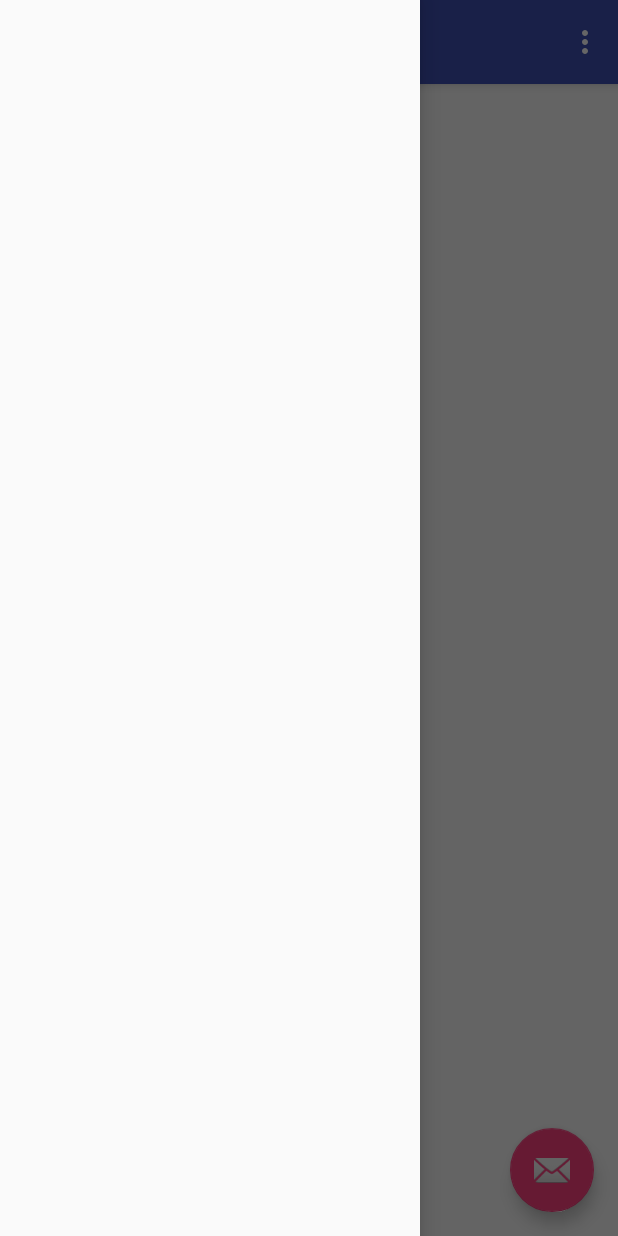
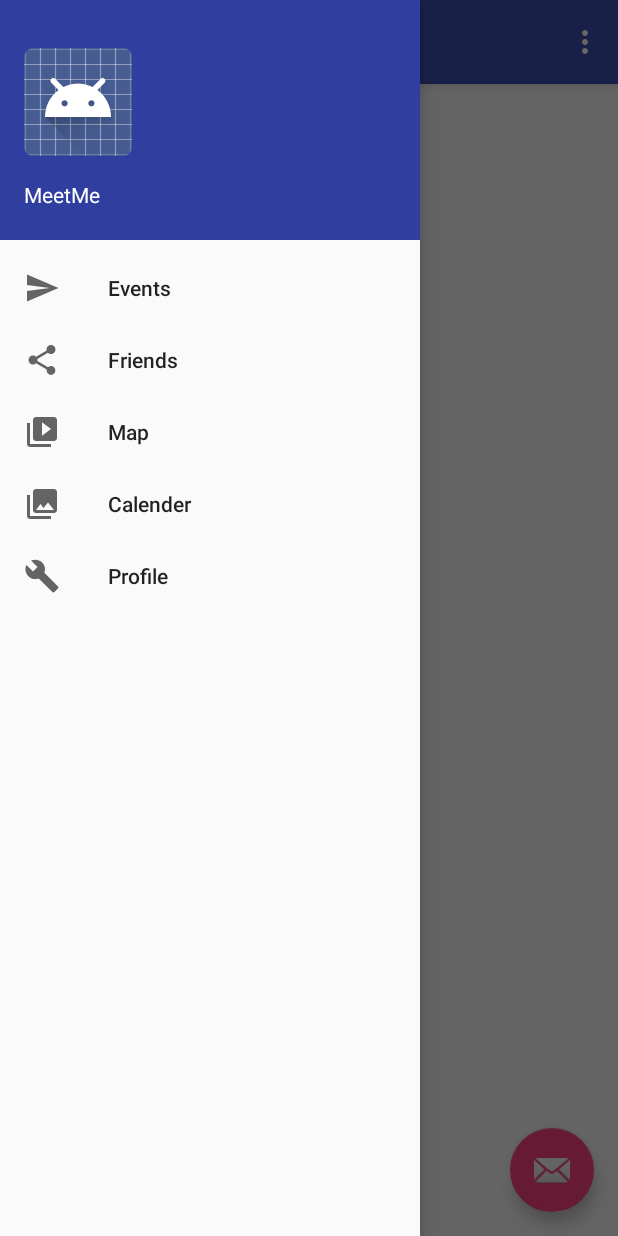
Before and after one commit to vperiyasamy/meetme, an Android app: the MainActivity screen opened directly, with no data from a screen before it, with the side drawer open, on a phone screen of 412 x 824 dp. Run offline under Robolectric (Android 15) with nearby library versions, the phone set to English and light mode, and no system bars.

Commit message:
updated xml

```diff
--- a/app/src/main/AndroidManifest.xml
+++ b/app/src/main/AndroidManifest.xml
@@ -51,7 +51,7 @@
         <activity
             android:name=".MainActivity"
             android:label=""
-            android:theme="@style/AppTheme.NoActionBar"></activity>
+            android:theme="@style/AppTheme.NoActionBar" />
     </application>
 
 </manifest>
--- a/app/src/main/res/layout/activity_home.xml
+++ b/app/src/main/res/layout/activity_home.xml
@@ -7,7 +7,7 @@
     android:paddingLeft="@dimen/activity_horizontal_margin"
     android:paddingRight="@dimen/activity_horizontal_margin"
     android:paddingTop="@dimen/activity_vertical_margin"
-    tools:context="edu.wisc.meetme.HomeActivity">
+    tools:context="edu.wisc.meetme.MainActivity">
 
     <Button
         android:text="profile"
--- a/app/src/main/res/layout/activity_main.xml
+++ b/app/src/main/res/layout/activity_main.xml
@@ -18,8 +18,8 @@
         android:layout_width="wrap_content"
         android:layout_height="match_parent"
         android:layout_gravity="start"
-        android:fitsSystemWindows="true" />
-    <!--    app:headerLayout="@layout/nav_header_main"
-        app:menu="@menu/activity_main_drawer" -->
+        android:fitsSystemWindows="true"
+        app:headerLayout="@layout/nav_header_main"
+        app:menu="@menu/activity_main_drawer" />
 
 </android.support.v4.widget.DrawerLayout>
--- a/app/src/main/res/layout/content_main.xml
+++ b/app/src/main/res/layout/content_main.xml
@@ -10,6 +10,6 @@
     android:paddingRight="@dimen/activity_horizontal_margin"
     android:paddingTop="@dimen/activity_vertical_margin"
     tools:context="edu.wisc.meetme.MainActivity"
-    tools:showIn="@layout/app_bar_main">
-    <!-- app:layout_behavior="@string/appbar_scrolling_view_behavior" -->
+    tools:showIn="@layout/app_bar_main"
+    app:layout_behavior="@string/appbar_scrolling_view_behavior">
 </RelativeLayout>
```
